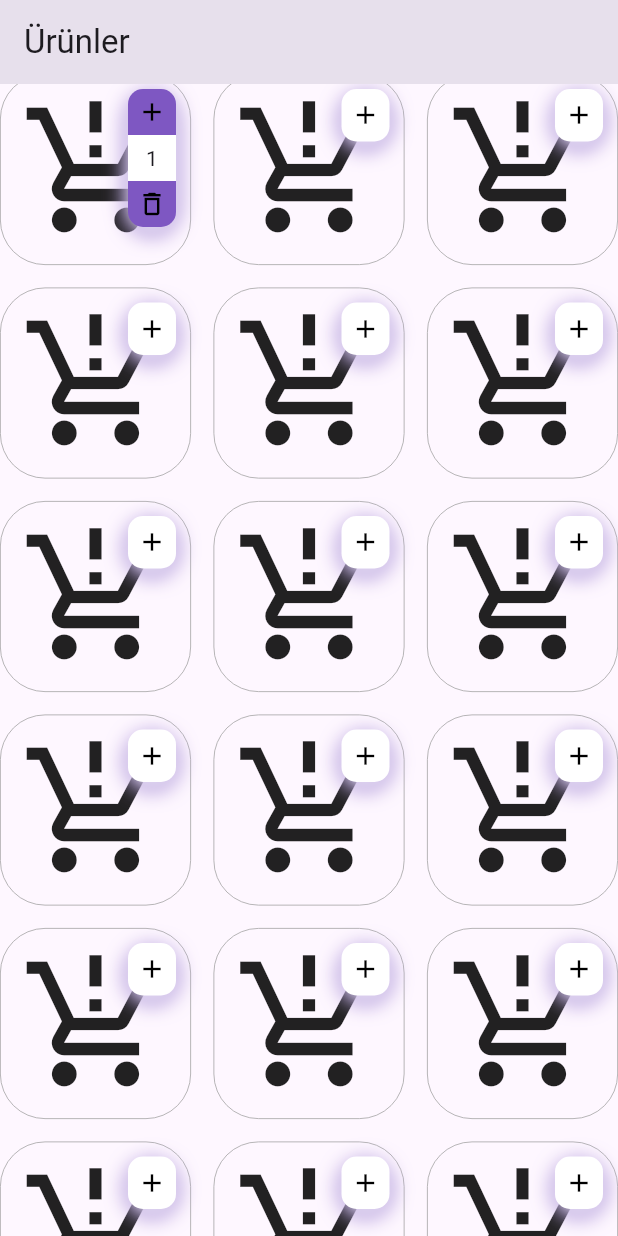
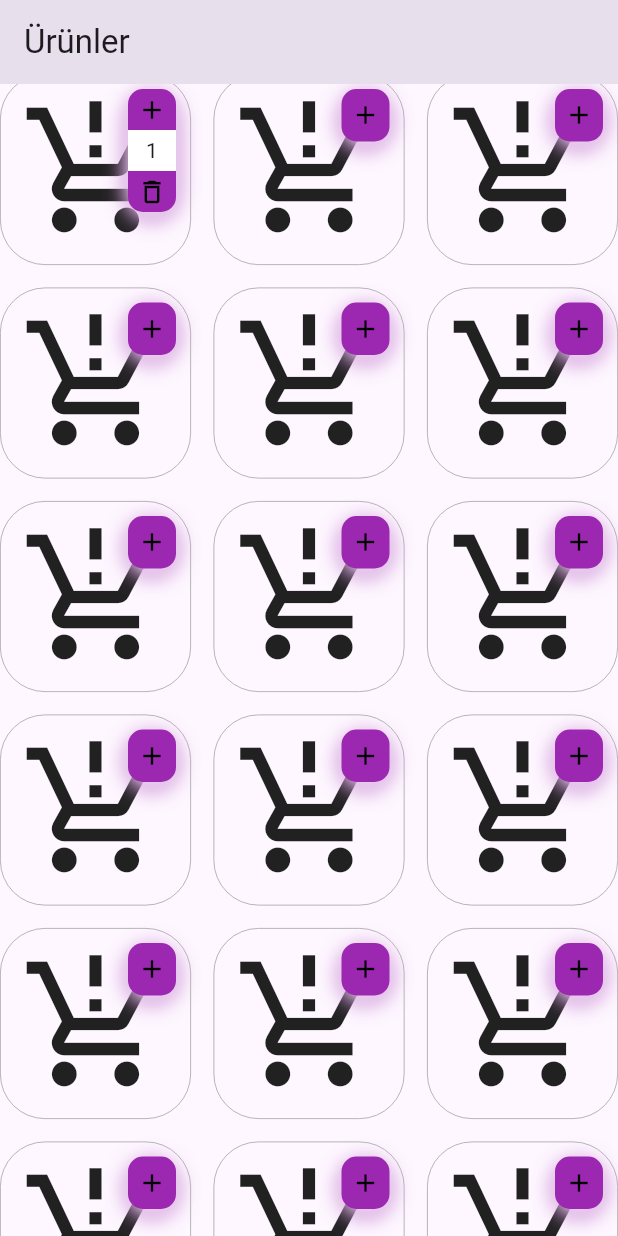
Before and after one commit to sedaegrii/getirButton, a Flutter app: the screen it shows after launch, scrolled down 576 dp, after a tap on the "add" icon, on a phone screen of 412 x 824 dp. Run offline on Flutter 3.47's test engine with Material 2 defaults, Android fonts, the phone set to English and light mode, and no system bars.

Commit message:
Revert "renk ve boyut düzenlemeleri"
This reverts commit f9786e453f01e3da1e682ff34fb0be57290510f9.

```diff
--- a/lib/main.dart
+++ b/lib/main.dart
@@ -93,7 +93,7 @@ class _ProductCardState extends State<ProductCard> {
   void _handleScroll() {
     if (quantity > 0) {
       setState(() {
-        endTween = 120;
+        endTween = 100;
       });
     } else if (quantity == 0) {
       setState(() {
@@ -145,7 +145,7 @@ class _ProductCardState extends State<ProductCard> {
                   borderRadius: BorderRadius.all(Radius.circular(30)),
                   boxShadow: [
                     BoxShadow(
-                      color: Colors.deepPurple,
+                      color: Colors.purple,
                       offset: Offset(0, 4),
                       spreadRadius: 0,
                       blurRadius: 12,
@@ -162,13 +162,12 @@ class _ProductCardState extends State<ProductCard> {
                 duration: const Duration(milliseconds: 200),
                 builder: (context, double size, child) {
                   double heightPercent = (50).abs() / 100;
-                  bool isFull = endTween == 120;
+                  bool isFull = endTween == 100;
                   double radius = 10.0;
                   return Container(
                     decoration: BoxDecoration(
                       borderRadius: BorderRadius.all(Radius.circular(radius)),
-                      color:
-                          quantity == 0 ? Colors.white : Colors.deepPurple[400],
+                      color: Colors.purple,
                     ),
                     height: (quantity > 0 ? 32 : 20) + heightPercent * size,
                     width: 32,
```
